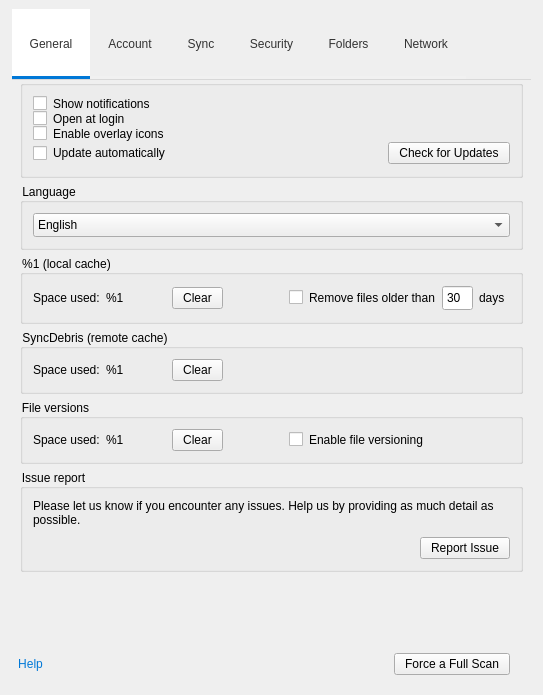
Before: the Qt Designer form src/MEGASync/gui/linux/SettingsDialog.ui in meganz/MEGAsync, drawn with Qt 5.
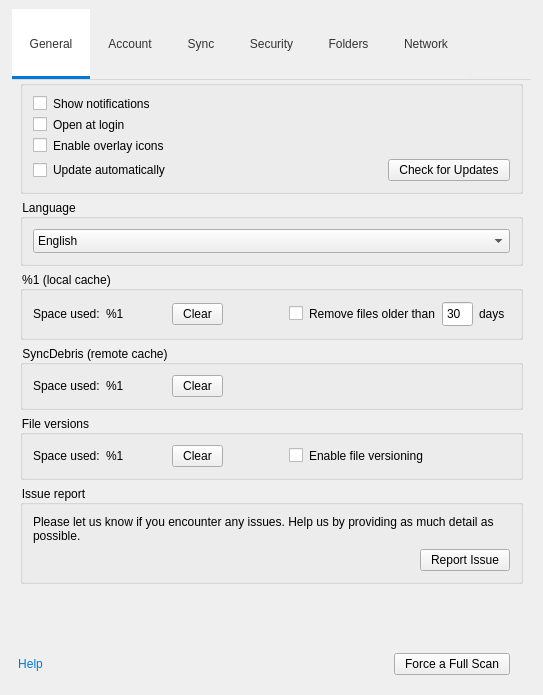
After: the same form once the commit is applied. Icons and pictures are not drawn. Custom widgets are drawn as their Qt base class.

Commit message:
Don't fix min-max sizes for wUpdateSection in Settings -> General
This creates issues when resizing the dialog to absolute min height;
Even when the section is hidden on Linux for e.g.

```diff
--- a/src/MEGASync/gui/linux/SettingsDialog.ui
+++ b/src/MEGASync/gui/linux/SettingsDialog.ui
@@ -584,9 +584,6 @@
        <item>
         <widget class="QGroupBox" name="gGeneral">
          <layout class="QVBoxLayout" name="gGeneralLayout">
-          <property name="spacing">
-           <number>0</number>
-          </property>
           <property name="leftMargin">
            <number>10</number>
           </property>
@@ -679,25 +676,10 @@
           </item>
           <item>
            <widget class="QWidget" name="wUpdateSection" native="true">
-            <property name="sizePolicy">
-             <sizepolicy hsizetype="Preferred" vsizetype="Fixed">
-              <horstretch>0</horstretch>
-              <verstretch>0</verstretch>
-             </sizepolicy>
-            </property>
-            <property name="minimumSize">
-             <size>
-              <width>0</width>
-              <height>24</height>
-             </size>
-            </property>
-            <property name="maximumSize">
-             <size>
-              <width>16777215</width>
-              <height>24</height>
-             </size>
-            </property>
             <layout class="QHBoxLayout" name="lUpdateSection">
+             <property name="spacing">
+              <number>0</number>
+             </property>
              <property name="leftMargin">
               <number>0</number>
              </property>
@@ -1082,9 +1064,6 @@
           <string>Issue report</string>
          </property>
          <layout class="QVBoxLayout" name="verticalLayout_5">
-          <property name="spacing">
-           <number>10</number>
-          </property>
           <property name="leftMargin">
            <number>10</number>
           </property>
```
The commit also changes 1 other file.
